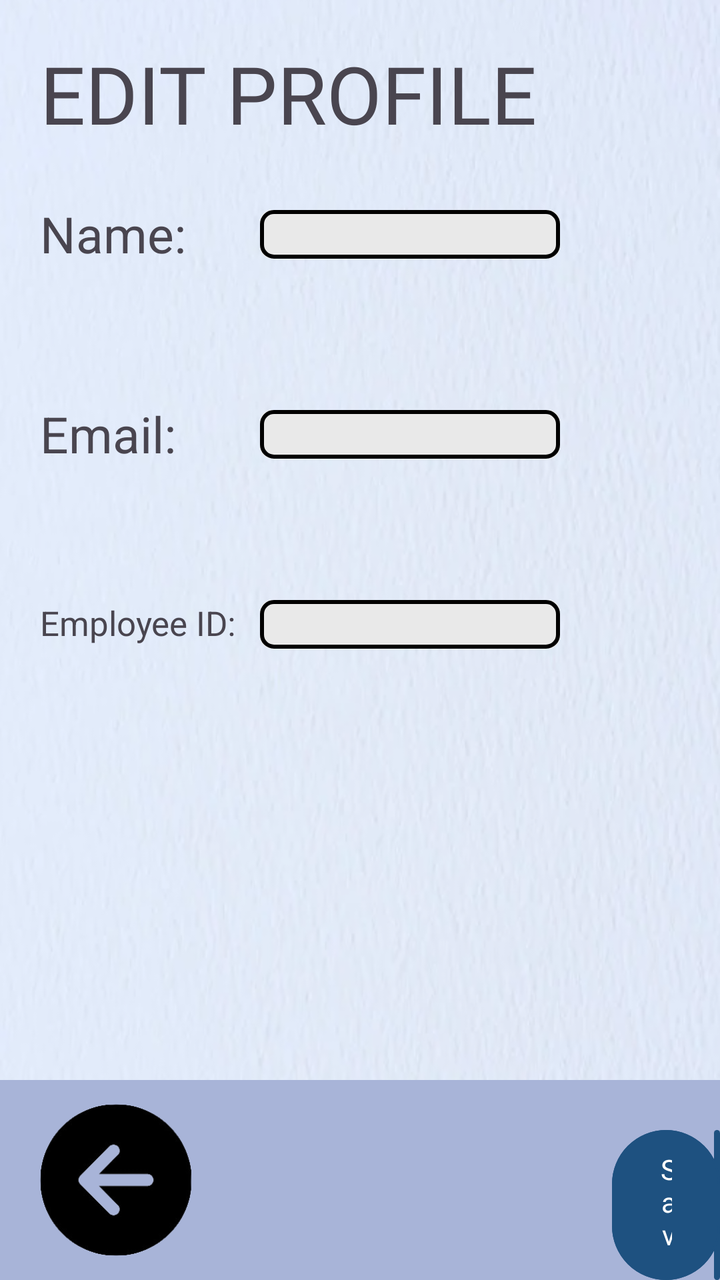
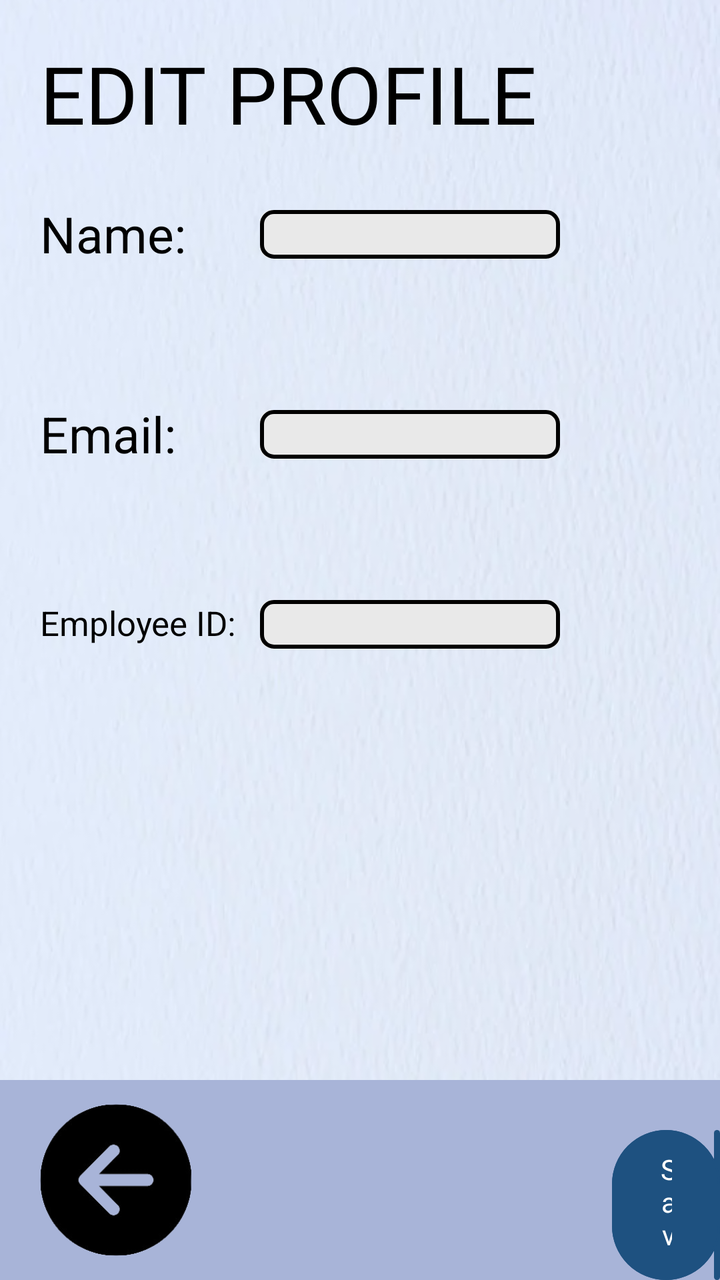

Two renders of the same Android screen: before a commit and after it. Below are the layout's source before the change and the commit's diff.
<!-- AndroidManifest.xml: application theme Theme.FinalsApplication -->
<!-- res/layout/profile_edit.xml -->
<?xml version="1.0" encoding="utf-8"?>
<RelativeLayout xmlns:android="http://schemas.android.com/apk/res/android"
    android:layout_width="match_parent"
    android:layout_height="match_parent"
    xmlns:tools="http://schemas.android.com/tools"
    xmlns:app="http://schemas.android.com/apk/res-auto"
    android:background="@drawable/textured_background">

    <TextView
        android:id="@+id/textViewEditProfile"
        android:layout_width="match_parent"
        android:layout_height="wrap_content"
        android:text="EDIT PROFILE"
        android:fontFamily="@font/roboto_bold"
        android:textSize="40sp"
        android:layout_marginStart="20dp"
        android:layout_marginTop="20dp" />

    <TextView
        android:id="@+id/textViewEditName"
        android:layout_width="match_parent"
        android:layout_height="wrap_content"
        android:layout_marginStart="20dp"
        android:layout_marginLeft="-20dp"
        android:layout_marginTop="100dp"
        android:text="Name:"
        android:textSize="25sp" />

    <EditText
        android:id="@+id/editTextEditName"
        android:layout_width="match_parent"
        android:layout_height="wrap_content"
        android:layout_marginStart="130dp"
        android:layout_marginTop="105dp"
        android:layout_marginEnd="80dp"
        android:layout_marginRight="80dp"
        android:background="@drawable/square_button_colored_border" />

    <TextView
        android:id="@+id/textViewEditEmail"
        android:layout_width="match_parent"
        android:layout_height="wrap_content"
        android:layout_marginStart="20dp"
        android:layout_marginLeft="-20dp"
        android:layout_marginTop="200dp"
        android:text="Email:"
        android:textSize="25sp" />

    <EditText
        android:id="@+id/editTextEditEmail"
        android:layout_width="match_parent"
        android:layout_height="wrap_content"
        android:layout_marginStart="130dp"
        android:layout_marginTop="205dp"
        android:layout_marginEnd="80dp"
        android:layout_marginRight="80dp"
        android:background="@drawable/square_button_colored_border" />

    <TextView
        android:id="@+id/textViewEditEmployeeId"
        android:layout_width="match_parent"
        android:layout_height="wrap_content"
        android:layout_marginStart="20dp"
        android:layout_marginLeft="-20dp"
        android:layout_marginTop="300dp"
        android:text="Employee ID:"
        android:textSize="17sp" />

    <EditText
        android:id="@+id/editTextEditEmployeeId"
        android:layout_width="match_parent"
        android:layout_height="wrap_content"
        android:layout_marginStart="130dp"
        android:layout_marginTop="300dp"
        android:layout_marginEnd="80dp"
        android:layout_marginRight="80dp"
        android:background="@drawable/square_button_colored_border" />


    <LinearLayout
        android:layout_width="match_parent"
        android:layout_height="100dip"
        android:layout_alignParentBottom="true"
        android:background="#a8b4d8">

        <ImageButton
            android:id="@+id/imageButtonBackVT1"
            android:layout_width="76dp"
            android:layout_height="wrap_content"
            android:layout_marginStart="20dp"
            android:background="?android:attr/selectableItemBackground"
            android:scaleType="fitCenter"
            android:src="@drawable/arrowleft" />

        <Button
            android:id="@+id/buttonSubmitVT1"
            android:layout_width="wrap_content"
            android:layout_height="wrap_content"
            android:layout_marginStart="210dp"
            android:layout_marginTop="25dp"
            android:background="@drawable/rounded_button"
            android:fontFamily="@font/roboto_bold"
            android:scaleType="fitCenter"
            android:text="Save"
            android:textColor="@color/white"
            app:backgroundTint="#1e5180" />

    </LinearLayout>
</RelativeLayout>
<!-- resources referenced by this layout -->
<resources>
  <color name="white">#FFFFFFFF</color>
  <!-- drawable arrowleft: png bitmap (drawable, 16559 bytes) -->
  <!-- drawable rounded_button (drawable) -->
  <?xml version="1.0" encoding="utf-8"?>
  <layer-list xmlns:android="http://schemas.android.com/apk/res/android">
  
      <item>
          <shape>
              <corners android:radius="51dp" /> 
              <solid android:color="#1e5180" />
          </shape>
      </item>
  
      <item android:left="51dp">
          <shape>
              <solid android:color="#1e5180" />
              <corners android:radius="51dp" /> 
              <corners android:topRightRadius="51dp"
                  android:topLeftRadius="51dp"
                  android:bottomRightRadius="51dp"
                  android:bottomLeftRadius="51dp"/>
          </shape>
      </item>
  
      <item>
          <shape>
              
              <corners android:radius="51dp" /> 
              <solid android:color="@android:color/transparent" />
              <stroke
                  android:width="1dp"
                  android:color="#1e5180" />
          </shape>
      </item>
  </layer-list>
  <!-- drawable square_button_colored_border (drawable) -->
  <?xml version="1.0" encoding="utf-8"?>
  <layer-list xmlns:android="http://schemas.android.com/apk/res/android">
  
      <item>
          <shape>
              <corners android:radius="6dp" />
              <solid android:color="#e9e9e9" />
          </shape>
      </item>
  
      <item
          android:left="34dp">
  
          <shape>
              <solid android:color="#e9e9e9" />
              <corners android:radius="6dp"
                  android:topRightRadius="6dp"
                  android:topLeftRadius="5dp"
                  android:bottomRightRadius="6dp"
                  android:bottomLeftRadius="0dp"/>
          </shape>
      </item>
      <item>
          <shape>
              
              <corners android:radius="6dp" />
              <solid android:color="@android:color/transparent" />
              <stroke
                  android:width="2dp"
                  android:color="#000000" />
          </shape>
      </item>
  </layer-list>
  <!-- drawable textured_background: png bitmap (drawable, 258989 bytes) -->
  <style name="Theme.FinalsApplication" parent="Base.Theme.FinalsApplication" />
  <style name="Base.Theme.FinalsApplication" parent="Theme.Material3.DayNight.NoActionBar">
          
          
          <item name="android:statusBarColor">#00000000</item>
      </style>
</resources>

<!-- the commit's change to res/layout/profile_edit.xml (unified diff, before → after) -->
@@ -11,6 +11,7 @@
         android:layout_width="match_parent"
         android:layout_height="wrap_content"
         android:text="EDIT PROFILE"
+        android:textColor="@color/black"
         android:fontFamily="@font/roboto_bold"
         android:textSize="40sp"
         android:layout_marginStart="20dp"
@@ -24,6 +25,7 @@
         android:layout_marginLeft="-20dp"
         android:layout_marginTop="100dp"
         android:text="Name:"
+        android:textColor="@color/black"
         android:textSize="25sp" />
 
     <EditText
@@ -34,6 +36,7 @@
         android:layout_marginTop="105dp"
         android:layout_marginEnd="80dp"
         android:layout_marginRight="80dp"
+        android:textColor="@color/black"
         android:background="@drawable/square_button_colored_border" />
 
     <TextView
@@ -44,6 +47,7 @@
         android:layout_marginLeft="-20dp"
         android:layout_marginTop="200dp"
         android:text="Email:"
+        android:textColor="@color/black"
         android:textSize="25sp" />
 
     <EditText
@@ -54,12 +58,14 @@
         android:layout_marginTop="205dp"
         android:layout_marginEnd="80dp"
         android:layout_marginRight="80dp"
+        android:textColor="@color/black"
         android:background="@drawable/square_button_colored_border" />
 
     <TextView
         android:id="@+id/textViewEditEmployeeId"
         android:layout_width="match_parent"
         android:layout_height="wrap_content"
+        android:textColor="@color/black"
         android:layout_marginStart="20dp"
         android:layout_marginLeft="-20dp"
         android:layout_marginTop="300dp"
@@ -73,6 +79,7 @@
         android:layout_marginStart="130dp"
         android:layout_marginTop="300dp"
         android:layout_marginEnd="80dp"
+        android:textColor="@color/black"
         android:layout_marginRight="80dp"
         android:background="@drawable/square_button_colored_border" />
 
<!-- resource entries referenced after the edit -->
@@ -1,5 +1,6 @@
 <!-- resources referenced by this layout -->
 <resources>
+  <color name="black">#000000</color>
   <color name="white">#FFFFFFFF</color>
   <!-- drawable arrowleft: png bitmap (drawable, 16559 bytes) -->
   <!-- drawable rounded_button (drawable) -->
